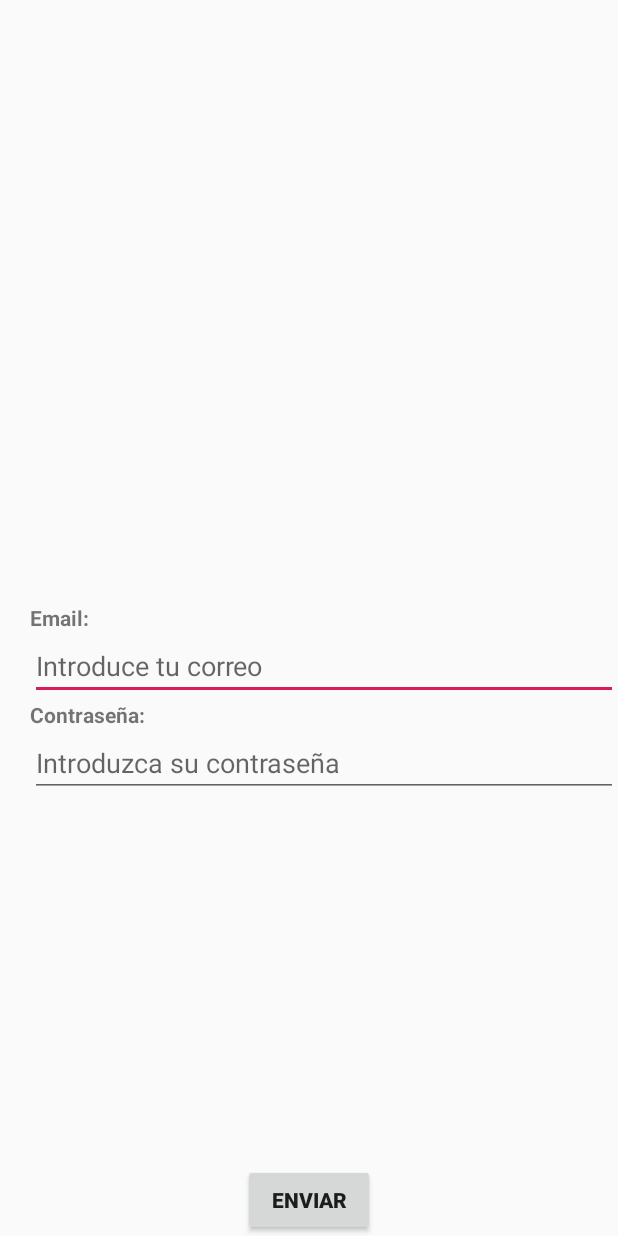
After one commit to JorgePastorCastilla/SPPMM-ActivitatFinal, an Android app: the layout activity_log_in.xml on its own in the app's theme, with its tools: preview values and no code run, on a phone screen of 412 x 824 dp. The commit adds this screen. Run offline under Robolectric (Android 15) with nearby library versions, the phone set to English and light mode, and no system bars.

Commit message:
practica aprobada?

```diff
--- a/app/src/main/AndroidManifest.xml
+++ b/app/src/main/AndroidManifest.xml
@@ -3,13 +3,17 @@
     package="com.example.activitatfinalandroid">
 
     <uses-permission android:name="android.permission.ACCESS_NETWORK_STATE" />
+    <uses-permission android:name="android.permission.INTERNET" />
+
     <application
         android:allowBackup="true"
         android:icon="@mipmap/ic_launcher"
         android:label="@string/app_name"
         android:roundIcon="@mipmap/ic_launcher_round"
         android:supportsRtl="true"
-        android:theme="@style/AppTheme">
+        android:theme="@style/AppTheme"
+        android:usesCleartextTraffic="true">
+        <activity android:name=".LogIn"></activity>
         <activity android:name=".MainActivity">
             <intent-filter>
                 <action android:name="android.intent.action.MAIN" />
--- a/app/src/main/java/com/example/activitatfinalandroid/Preferencies.java
+++ b/app/src/main/java/com/example/activitatfinalandroid/Preferencies.java
@@ -6,7 +6,7 @@ import android.content.SharedPreferences;
 public class Preferencies {
     private static final String NOM_PREFERENCIES = "PreferenciesQuepassaEh";
     private final static String CLAU_CODIUSUARI = "id";
-    private final static String CLAU_USER = "user";
+    private final static String CLAU_USER = "email";
     private final static String CLAU_PASSWD = "passwd";
     private final static String TOKEN = "token";
     private String codiusuari;
--- a/app/src/main/java/com/example/activitatfinalandroid/dbQuePasaAux.java
+++ b/app/src/main/java/com/example/activitatfinalandroid/dbQuePasaAux.java
@@ -68,7 +68,7 @@ public class dbQuePasaAux {
         ArrayList<Missatge> missatges = new ArrayList<>();
         SQLiteDatabase query = db.getWritableDatabase();
         String select = "SELECT * FROM " + dbQuePasa.TAB_MSG + " WHERE " +
-                dbQuePasa.COL_MSG_ID + " > " + idUltimoMsg;
+                dbQuePasa.COL_MSG_ID + " > " + idUltimoMsg;// + " order by "+dbQuePasa.COL_MSG_DATE+" DESC";
         Cursor cursor = query.rawQuery(select, null);
         cursor.moveToFirst();
         while (!cursor.isAfterLast()){
--- /dev/null
+++ b/app/src/main/res/layout/activity_log_in.xml
@@ -0,0 +1,48 @@
+<?xml version="1.0" encoding="utf-8"?>
+<RelativeLayout xmlns:android="http://schemas.android.com/apk/res/android"
+    android:layout_width="match_parent"
+    android:layout_height="match_parent"
+    android:paddingLeft="20dp">
+
+    <TextView
+        android:id="@+id/tvEmailEtiquetaLogin"
+        android:layout_width="match_parent"
+        android:layout_height="wrap_content"
+        android:layout_centerVertical="true"
+        android:text="Email:"
+        android:textStyle="bold" />
+
+    <EditText
+        android:id="@+id/etEmailLogin"
+        android:layout_width="match_parent"
+        android:layout_height="wrap_content"
+        android:layout_below="@id/tvEmailEtiquetaLogin"
+        android:hint="Introduce tu correo"
+        android:inputType="textEmailAddress" />
+
+    <TextView
+        android:id="@+id/tvContraEtiquetaLogin"
+        android:layout_width="match_parent"
+        android:layout_height="wrap_content"
+        android:layout_below="@id/etEmailLogin"
+        android:text="Contraseña:"
+        android:textStyle="bold" />
+
+    <EditText
+        android:id="@+id/etContraLogin"
+        android:layout_width="match_parent"
+        android:layout_height="wrap_content"
+        android:layout_below="@id/tvContraEtiquetaLogin"
+        android:hint="Introduzca su contraseña"
+        android:inputType="textPassword" />
+
+    <Button
+        android:id="@+id/btnEnviarLogin"
+        android:layout_width="wrap_content"
+        android:layout_height="wrap_content"
+        android:layout_alignParentBottom="true"
+        android:layout_centerHorizontal="true"
+        android:text="Enviar"
+        android:textStyle="bold" />
+
+</RelativeLayout>
--- a/app/src/main/res/layout/mensaje_izquierda.xml
+++ b/app/src/main/res/layout/mensaje_izquierda.xml
@@ -11,6 +11,11 @@
     <TextView
         android:layout_width="wrap_content"
         android:layout_height="wrap_content"
+        android:id="@+id/msg"/>
+
+    <TextView
+        android:layout_width="wrap_content"
+        android:layout_height="wrap_content"
         android:id="@+id/fecha"/>
 
 </LinearLayout>
```
Also changed, not shown: app/src/main/java/com/example/activitatfinalandroid/Auxiliar.java (+11 -22 lines), app/src/main/java/com/example/activitatfinalandroid/LogIn.java (+123 -1 lines), app/src/main/java/com/example/activitatfinalandroid/MainActivity.java (+45 -12 lines), app/src/main/res/layout/mensaje_derecha.xml (+7 -1 lines), app/src/main/res/menu/menu.xml (added, +9 -0 lines), 1 other file.
